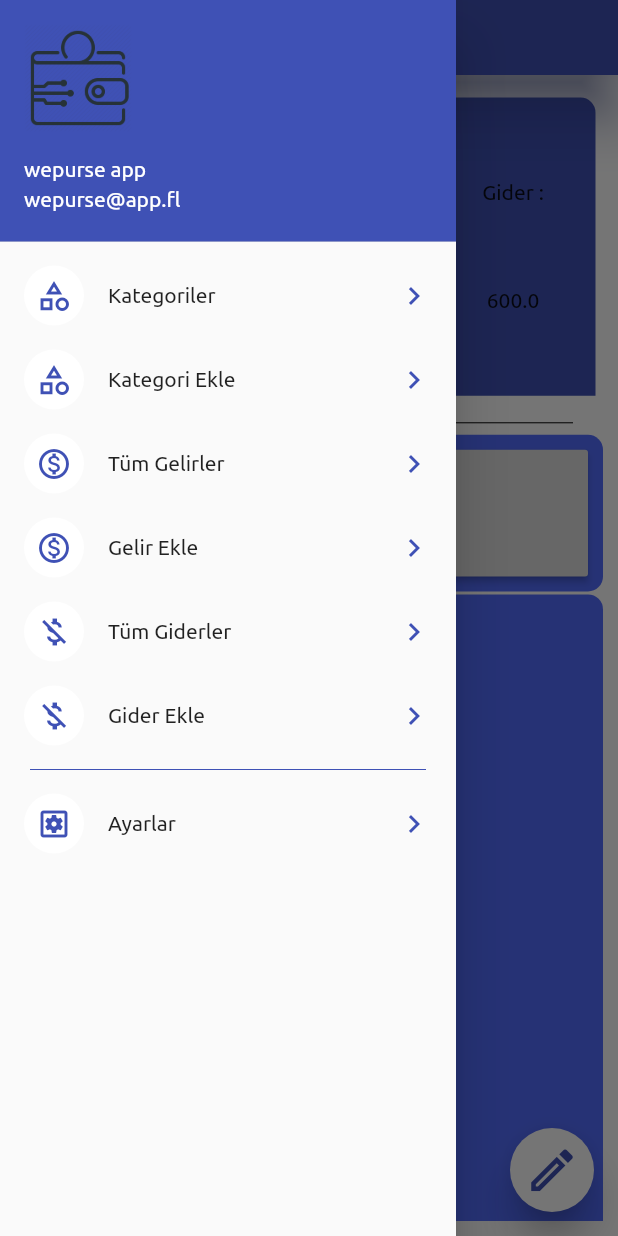
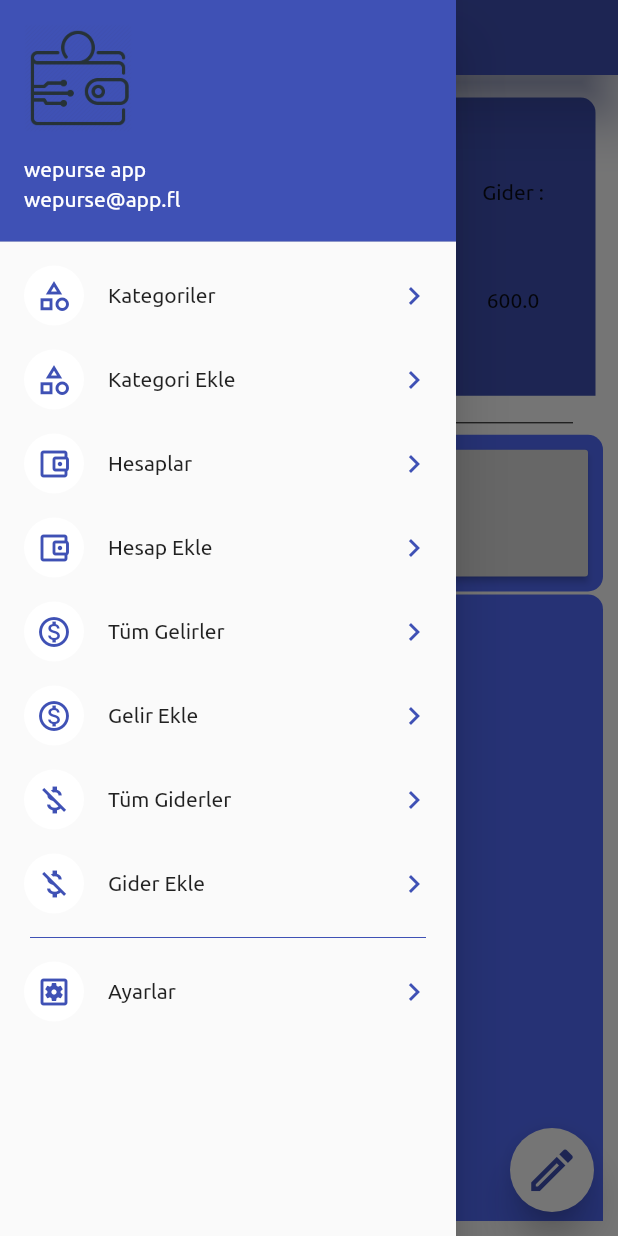
Before and after one commit to fatihatagunn/wepurse, a Flutter app: the MyHomePage screen opened directly, with the side drawer open, on a phone screen of 412 x 824 dp. Run offline on Flutter 3.47's test engine with Material 2 defaults, Android fonts, the phone set to English and light mode, and no system bars; our stand-ins replace date_format.

Commit message:
Added new ListTile to drawer .

```diff
--- a/lib/ui/drawer_page.dart
+++ b/lib/ui/drawer_page.dart
@@ -1,4 +1,5 @@
 import 'package:flutter/material.dart';
+import 'add_account_page.dart';
 import 'add_category_page.dart';
 import 'add_process_page.dart';
 import 'appbar_widget.dart';
@@ -67,6 +68,43 @@ class DrawerPageState extends State<DrawerPage> {
                       context,
                       MaterialPageRoute(
                         builder: (context) => AddCategoryPage(),
+                      ),
+                    );
+                  },
+                ),
+                ListTile(
+                  leading: CircleAvatar(
+                    child: Icon(
+                      Icons.account_balance_wallet_outlined,
+                      color: Colors.indigo,
+                    ),
+                    backgroundColor: Colors.white,
+                  ),
+                  title: Text("Hesaplar"),
+                  trailing: Icon(
+                    Icons.chevron_right,
+                    color: Colors.indigo,
+                  ),
+                  onTap: () {},
+                ),
+                ListTile(
+                  leading: CircleAvatar(
+                    child: Icon(
+                      Icons.account_balance_wallet_outlined,
+                      color: Colors.indigo,
+                    ),
+                    backgroundColor: Colors.white,
+                  ),
+                  title: Text("Hesap Ekle "),
+                  trailing: Icon(
+                    Icons.chevron_right,
+                    color: Colors.indigo,
+                  ),
+                  onTap: () {
+                    Navigator.push(
+                      context,
+                      MaterialPageRoute(
+                        builder: (context) => AddAccountPage(),
                       ),
                     );
                   },
```
